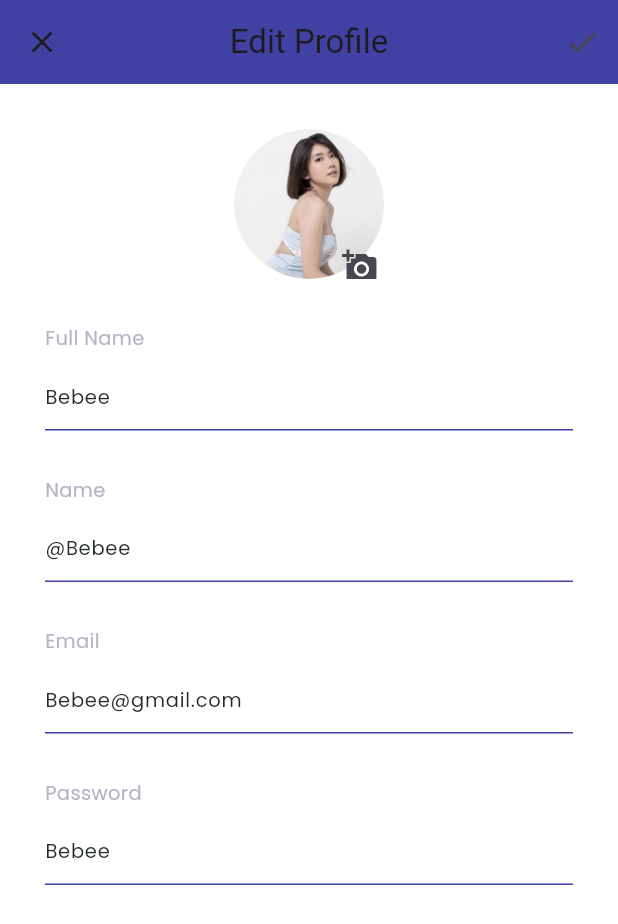
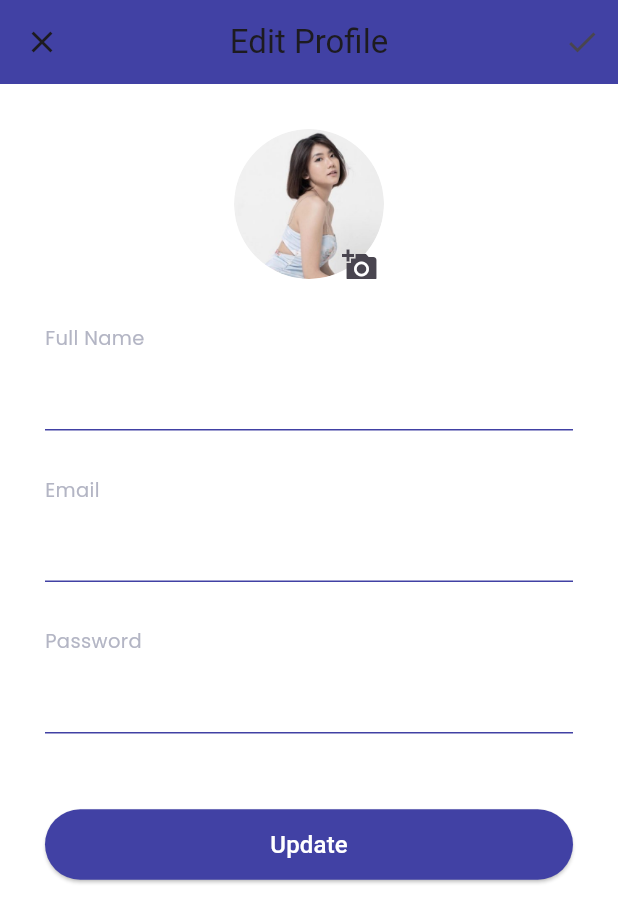
Before and after one commit to MaulanaAchmad14/sillapor, a Flutter app: the EditProfilePage screen opened by its route, after a tap on the "add a photo" icon, on a phone screen of 412 x 824 dp. Shown: the top 924 px of the screen. Run offline on Flutter 3.47's test engine with Material 3 defaults, Android fonts, the phone set to English and light mode, and no system bars; our stand-ins replace cloud_firestore, email_validator, firebase_auth, firebase_core, firebase_storage, google_fonts and 1 more; accounts and stored records are empty; network calls fail.

Commit message:
fix: mbuh

```diff
--- a/lib/widgets/edit_profile_page.dart
+++ b/lib/widgets/edit_profile_page.dart
@@ -1,9 +1,13 @@
-import 'dart:typed_data';
+import 'dart:io';
 
+import 'package:firebase_auth/firebase_auth.dart';
+import 'package:firebase_storage/firebase_storage.dart';
 import 'package:flutter/material.dart';
 import 'package:image_picker/image_picker.dart';
+import 'package:importan_skripsi/models/user_model.dart';
+import 'package:importan_skripsi/services/db.dart';
 import 'package:importan_skripsi/theme.dart';
-import 'package:importan_skripsi/utils.dart';
+import 'package:importan_skripsi/widgets/primary_button.dart';
 
 class EditProfilePage extends StatefulWidget {
   const EditProfilePage({super.key});
@@ -13,13 +17,54 @@ class EditProfilePage extends StatefulWidget {
 }
 
 class _EditProfilePageState extends State<EditProfilePage> {
-  Uint8List? _image;
+  UserModel? user;
+  String? photoUrl;
+  File? photo;
+  final nameText = TextEditingController();
+  final emailText = TextEditingController();
+  final passwordText = TextEditingController();
+  // final _userStream =
+  //     FirebaseFirestore.instance.collection('DataInformation').snapshots();
+  @override
+  void initState() {
+    super.initState();
+    getData();
+  }
 
-  void selectImage() async {
-    Uint8List img = await pickImage(ImageSource.gallery);
-    setState(() {
-      _image = img;
-    });
+  void getData() async {
+    user = await Database.getUser();
+    photoUrl = await FirebaseStorage.instance.ref(FirebaseAuth.instance.currentUser?.uid).getDownloadURL();
+    setState(() {});
+  }
+
+  void update() async {
+    final uid = FirebaseAuth.instance.currentUser?.uid;
+    if (photo != null) {
+      await FirebaseStorage.instance.ref(uid).putFile(photo!);
+    }
+
+    if (nameText.text.isNotEmpty) {
+      await Database.createUser(uid: uid!, user: UserModel(name: nameText.text, phone: user?.phone));
+    }
+
+    if (passwordText.text.isNotEmpty) {
+      FirebaseAuth.instance.currentUser?.updatePassword(passwordText.text);
+    }
+
+    if (emailText.text.isNotEmpty) {
+      FirebaseAuth.instance.currentUser?.updateEmail(emailText.text);
+    }
+
+    if (mounted) Navigator.pop(context);
+    if (mounted) ScaffoldMessenger.of(context).showSnackBar(const SnackBar(content: Text('Berhasil update data')));
+  }
+
+  @override
+  void dispose() {
+    nameText.dispose();
+    emailText.dispose();
+    passwordText.dispose();
+    super.dispose();
   }
 
   @override
@@ -62,43 +107,10 @@ class _EditProfilePageState extends State<EditProfilePage> {
               ),
             ),
             TextFormField(
+              controller: nameText,
               style: subTitleTextStyle,
               decoration: InputDecoration(
-                hintText: 'Bebee',
-                hintStyle: subTitleTextStyle.copyWith(
-                  fontSize: 13,
-                  fontWeight: FontWeight.w400,
-                ),
-                enabledBorder: UnderlineInputBorder(
-                  borderSide: BorderSide(
-                    color: primaryColor,
-                  ),
-                ),
-              ),
-            ),
-          ],
-        ),
-      );
-    }
-
-    Widget usernameInput() {
-      return Container(
-        margin: const EdgeInsets.only(
-          top: 30,
-        ),
-        child: Column(
-          crossAxisAlignment: CrossAxisAlignment.start,
-          children: [
-            Text(
-              'Name',
-              style: titleTextStyle.copyWith(
-                fontSize: 13,
-              ),
-            ),
-            TextFormField(
-              style: subTitleTextStyle,
-              decoration: InputDecoration(
-                hintText: '@Bebee',
+                hintText: user?.name ?? '',
                 hintStyle: subTitleTextStyle.copyWith(
                   fontSize: 13,
                   fontWeight: FontWeight.w400,
@@ -130,9 +142,10 @@ class _EditProfilePageState extends State<EditProfilePage> {
               ),
             ),
             TextFormField(
+              controller: emailText,
               style: subTitleTextStyle,
               decoration: InputDecoration(
-                hintText: 'Bebee@gmail.com',
+                hintText: FirebaseAuth.instance.currentUser?.email ?? '',
                 hintStyle: subTitleTextStyle.copyWith(
                   fontSize: 13,
                   fontWeight: FontWeight.w400,
@@ -164,9 +177,11 @@ class _EditProfilePageState extends State<EditProfilePage> {
               ),
             ),
             TextFormField(
+              controller: passwordText,
+              obscureText: true,
               style: subTitleTextStyle,
               decoration: InputDecoration(
-                hintText: 'Bebee',
+                hintText: '',
                 hintStyle: subTitleTextStyle.copyWith(
                   fontSize: 13,
                   fontWeight: FontWeight.w400,
@@ -200,7 +215,25 @@ class _EditProfilePageState extends State<EditProfilePage> {
                   margin: EdgeInsets.only(
                     top: defaultMargin,
                   ),
-                  decoration: const BoxDecoration(
+                  decoration: photo != null
+                      ? BoxDecoration(
+                          shape: BoxShape.circle,
+                          image: DecorationImage(
+                            image: FileImage(
+                              photo!,
+                            ),
+                          ),
+                        )
+                      : photoUrl != null
+                          ? BoxDecoration(
+                              shape: BoxShape.circle,
+                              image: DecorationImage(
+                                image: NetworkImage(
+                                  photoUrl!,
+                                ),
+                              ),
+                            )
+                          : const BoxDecoration(
                               shape: BoxShape.circle,
                               image: DecorationImage(
                                 image: AssetImage(
@@ -210,19 +243,27 @@ class _EditProfilePageState extends State<EditProfilePage> {
                             ),
                 ),
                 Positioned(
-                  child: IconButton(
-                    onPressed: selectImage,
-                    icon: Icon(Icons.add_a_photo),
-                  ),
                   bottom: -15,
                   left: 60,
+                  child: IconButton(
+                    onPressed: () async {
+                      final picker = ImagePicker();
+                      final file = await picker.pickImage(source: ImageSource.gallery);
+                      if (file != null) {
+                        photo = File(file.path);
+                        setState(() {});
+                      }
+                    },
+                    icon: const Icon(Icons.add_a_photo),
+                  ),
                 ),
               ],
             ),
             nameInput(),
-            usernameInput(),
             emailInput(),
             passwordInput(),
+            const SizedBox(height: 50),
+            PrimaryButton(label: "Update", onPressed: update),
           ],
         ),
       );
```
Also changed, not shown: lib/home/home_page.dart (+12 -8 lines), lib/home/profile_page.dart (+47 -148 lines), lib/pages/signup_page.dart (+8 -9 lines), lib/services/auth.dart (+8 -2 lines). Lines whose indentation alone changed are shown as unchanged.
